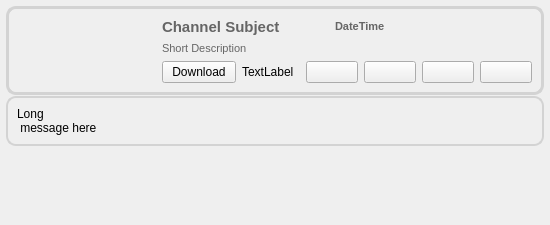
The window that retroshare-gui/src/gui/feeds/ChanMsgItem.ui (RetroShare/RetroShare) describes before a commit, drawn with Qt 5.
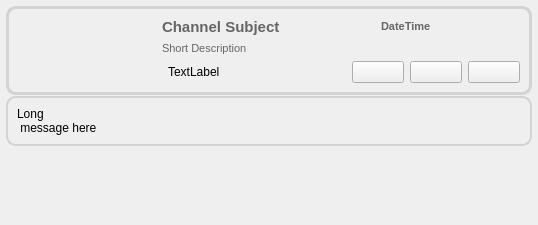
The same window after the commit. Icons and pictures are not drawn.

Commit message: - removed play adn d/l button (channels is now geared toward auto d/l of files) - enabled unsubscribe on item

The edit to the form file:
```diff
--- a/retroshare-gui/src/gui/feeds/ChanMsgItem.ui
+++ b/retroshare-gui/src/gui/feeds/ChanMsgItem.ui
@@ -130,7 +130,7 @@
           </property>
          </widget>
         </item>
-        <item row="0" column="4" colspan="4">
+        <item row="0" column="4" colspan="3">
          <widget class="QLabel" name="datetimelabel">
           <property name="font">
            <font>
@@ -147,7 +147,7 @@
           </property>
          </widget>
         </item>
-        <item row="1" column="0" colspan="8">
+        <item row="1" column="0" colspan="7">
          <widget class="QLabel" name="subjectLabel">
           <property name="sizePolicy">
            <sizepolicy hsizetype="MinimumExpanding" vsizetype="Expanding">
@@ -164,17 +164,6 @@
           </property>
          </widget>
         </item>
-        <item row="2" column="0">
-         <widget class="QPushButton" name="downloadButton">
-          <property name="text">
-           <string>Download</string>
-          </property>
-          <property name="icon">
-           <iconset resource="../images.qrc">
-            <normaloff>:/images/download16.png</normaloff>:/images/download16.png</iconset>
-          </property>
-         </widget>
-        </item>
         <item row="2" column="2">
          <spacer>
           <property name="orientation">
@@ -232,26 +221,6 @@
          </widget>
         </item>
         <item row="2" column="6">
-         <widget class="QPushButton" name="playButton">
-          <property name="sizePolicy">
-           <sizepolicy hsizetype="Fixed" vsizetype="Fixed">
-            <horstretch>0</horstretch>
-            <verstretch>0</verstretch>
-           </sizepolicy>
-          </property>
-          <property name="toolTip">
-           <string>Play Media</string>
-          </property>
-          <property name="text">
-           <string/>
-          </property>
-          <property name="icon">
-           <iconset resource="../images.qrc">
-            <normaloff>:/images/player_play.png</normaloff>:/images/player_play.png</iconset>
-          </property>
-         </widget>
-        </item>
-        <item row="2" column="7">
          <widget class="QPushButton" name="expandButton">
           <property name="sizePolicy">
            <sizepolicy hsizetype="Fixed" vsizetype="Fixed">
```
Left out of the diff: 12 changed lines with no effect on the pictures. The commit also changes 2 other files.
